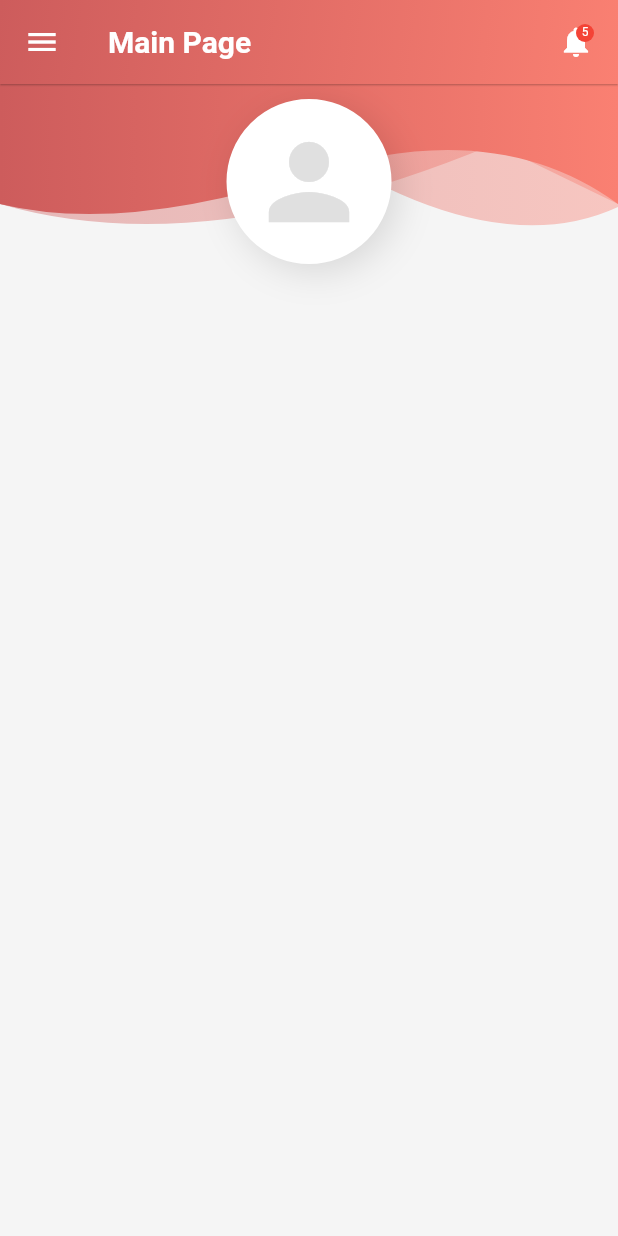
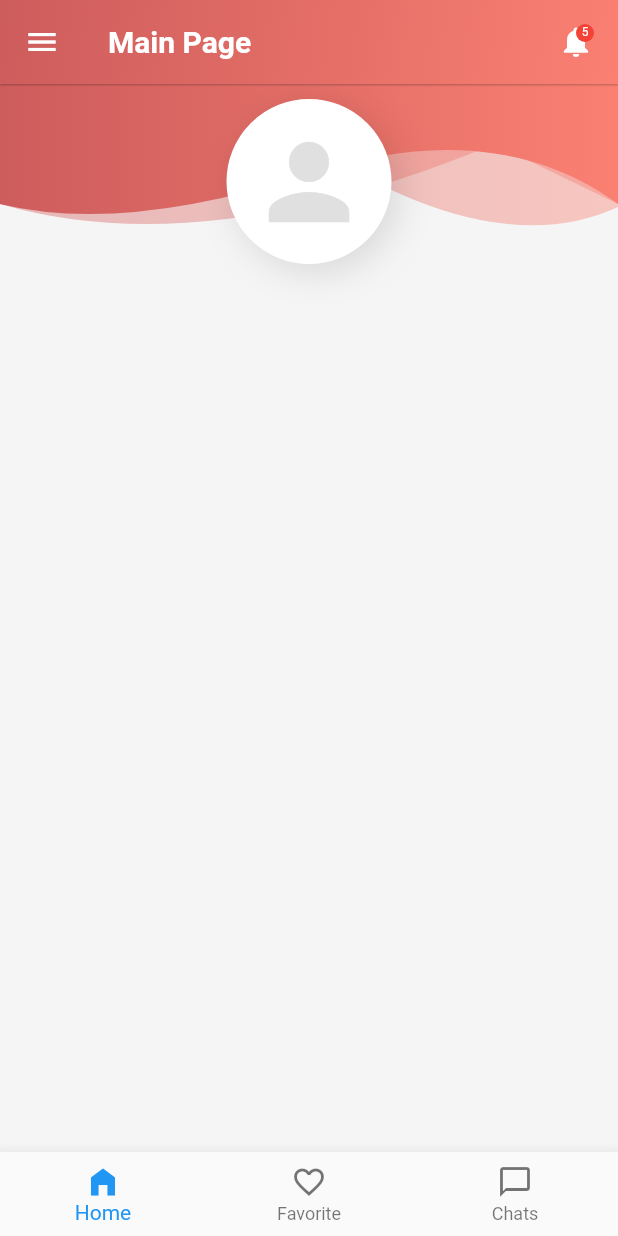
Before and after one commit to KritikVizGenc/m2m_flutter_main, a Flutter app: the MainPage screen opened directly, on a phone screen of 412 x 824 dp. Run offline on Flutter 3.47's test engine with Material 2 defaults, Android fonts, the phone set to English and light mode, and no system bars; our stand-ins replace font_awesome_flutter, hexcolor.

```diff
--- a/lib/pages/main_page.dart
+++ b/lib/pages/main_page.dart
@@ -281,6 +281,23 @@ class _MainPageState extends State<MainPage>{
           ],
         ),
       ),
+      bottomNavigationBar: BottomNavigationBar(
+    items: const <BottomNavigationBarItem>[
+      BottomNavigationBarItem(
+        icon: Icon(Icons.home_filled),
+        label: 'Home',
+      ),
+      BottomNavigationBarItem(
+        icon: Icon(Icons.favorite_border),
+        label: 'Favorite',
+      ),
+      BottomNavigationBarItem(
+        icon: Icon(Icons.chat_bubble_outline),
+        label: 'Chats',
+      ),
+    ],
+  ),
+
     );
   }
 
--- a/lib/pages/mentor_page.dart
+++ b/lib/pages/mentor_page.dart
@@ -193,15 +193,15 @@ drawer: Drawer(
 bottomNavigationBar: BottomNavigationBar(
     items: const <BottomNavigationBarItem>[
       BottomNavigationBarItem(
-        icon: Icon(Icons.call),
-        label: 'Calls',
+        icon: Icon(Icons.home_filled),
+        label: 'Home',
       ),
       BottomNavigationBarItem(
-        icon: Icon(Icons.camera),
-        label: 'Camera',
+        icon: Icon(Icons.favorite_border),
+        label: 'Favorite',
       ),
       BottomNavigationBarItem(
-        icon: Icon(Icons.chat),
+        icon: Icon(Icons.chat_bubble_outline),
         label: 'Chats',
       ),
     ],
```
